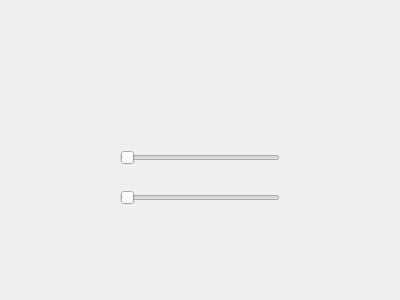
Old version of the form MainWindow.ui in the repository aeagean/VolumeController.
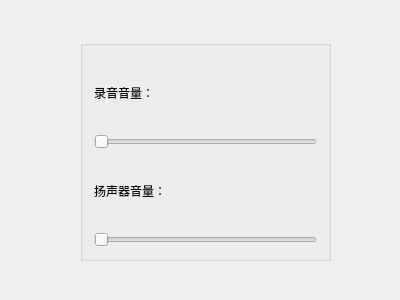
New version of the form.

Commit message: 完善界面

```diff
--- a/MainWindow.ui
+++ b/MainWindow.ui
@@ -14,44 +14,48 @@
    <string>MainWindow</string>
   </property>
   <widget class="QWidget" name="centralWidget">
-   <widget class="QSlider" name="horizontalSlider">
+   <widget class="QGroupBox" name="groupBox">
     <property name="geometry">
      <rect>
-      <x>120</x>
-      <y>150</y>
-      <width>160</width>
-      <height>16</height>
+      <x>80</x>
+      <y>40</y>
+      <width>251</width>
+      <height>221</height>
      </rect>
     </property>
-    <property name="orientation">
-     <enum>Qt::Horizontal</enum>
-    </property>
-   </widget>
-   <widget class="QLabel" name="label">
-    <property name="geometry">
-     <rect>
-      <x>150</x>
-      <y>120</y>
-      <width>54</width>
-      <height>12</height>
-     </rect>
-    </property>
-    <property name="text">
+    <property name="title">
      <string/>
     </property>
-   </widget>
-   <widget class="QSlider" name="horizontalSlider_2">
-    <property name="geometry">
-     <rect>
-      <x>120</x>
-      <y>190</y>
-      <width>160</width>
-      <height>16</height>
-     </rect>
-    </property>
-    <property name="orientation">
-     <enum>Qt::Horizontal</enum>
-    </property>
+    <layout class="QVBoxLayout" name="verticalLayout">
+     <item>
+      <widget class="QLabel" name="label_2">
+       <property name="text">
+        <string>录音音量：</string>
+       </property>
+      </widget>
+     </item>
+     <item>
+      <widget class="QSlider" name="horizontalSlider">
+       <property name="orientation">
+        <enum>Qt::Horizontal</enum>
+       </property>
+      </widget>
+     </item>
+     <item>
+      <widget class="QLabel" name="label_3">
+       <property name="text">
+        <string>扬声器音量：</string>
+       </property>
+      </widget>
+     </item>
+     <item>
+      <widget class="QSlider" name="horizontalSlider_2">
+       <property name="orientation">
+        <enum>Qt::Horizontal</enum>
+       </property>
+      </widget>
+     </item>
+    </layout>
    </widget>
   </widget>
  </widget>
```
The commit also changes 7 other files.
